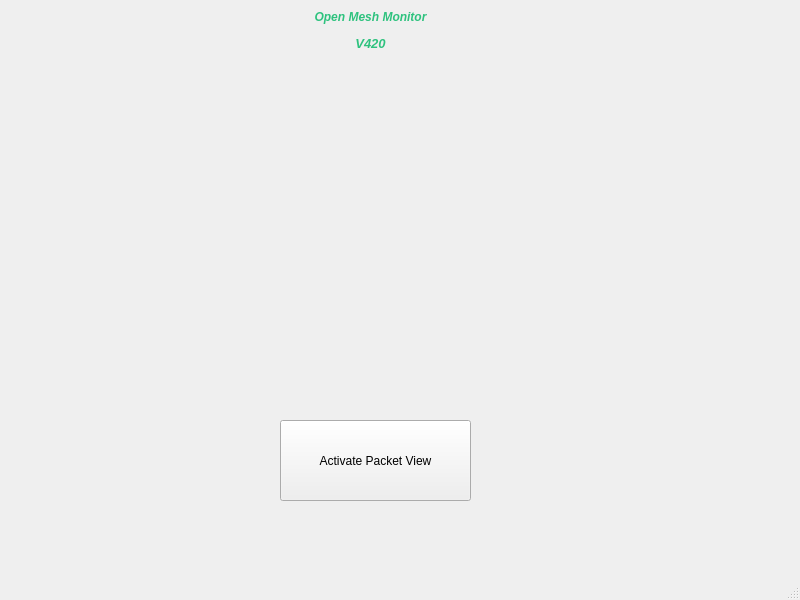
Above: gui/meshInterface/MainApp.ui from Dennis-Smith414/open-meshtastic-monitor before the change. Below: the same form after it.
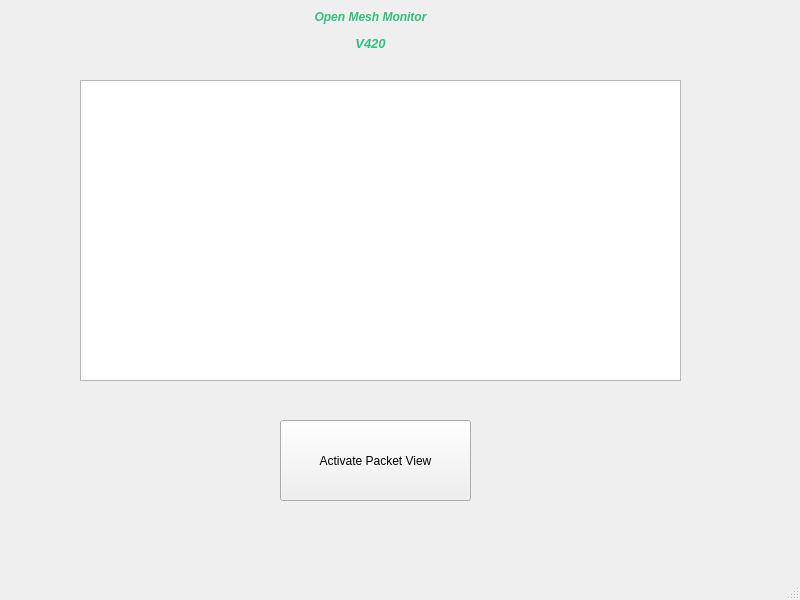
That is the form after the change.

Diff of the .ui file:
```diff
--- a/gui/meshInterface/MainApp.ui
+++ b/gui/meshInterface/MainApp.ui
@@ -43,6 +43,16 @@
      <string>Activate Packet View</string>
     </property>
    </widget>
+   <widget class="QPlainTextEdit" name="packet_view">
+    <property name="geometry">
+     <rect>
+      <x>80</x>
+      <y>80</y>
+      <width>601</width>
+      <height>301</height>
+     </rect>
+    </property>
+   </widget>
   </widget>
   <widget class="QMenuBar" name="menubar">
    <property name="geometry">
```
Left out of the diff: 2 changed lines with no effect on the pictures.
